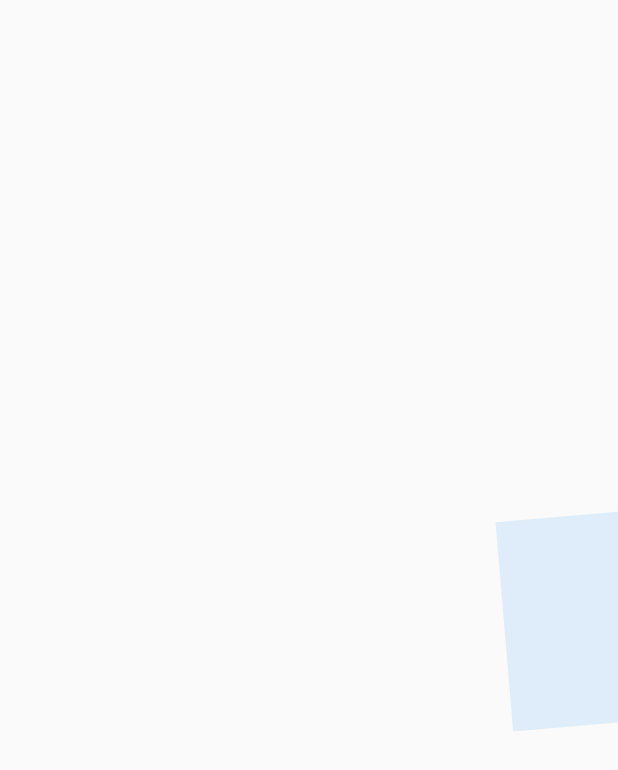
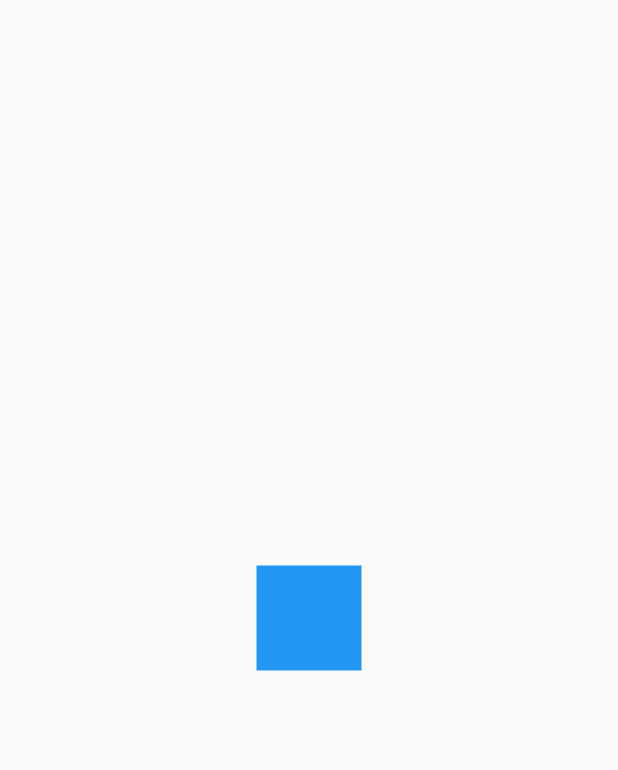
Before and after one commit to JhonZuluaga007/custom-animations, a Flutter app: the screen it shows after launch, on a phone screen of 412 x 824 dp. Shown: the top 770 px of the screen. Run offline on Flutter 3.47's test engine with Material 2 defaults, Android fonts, the phone set to English and light mode, and no system bars.

Commit message:
unfolds the challenge to move a square across the screen

```diff
--- a/lib/main.dart
+++ b/lib/main.dart
@@ -1,5 +1,5 @@
 import 'package:flutter/material.dart';
-import 'package:custom_animations/src/pages/animations_page.dart';
+import 'package:custom_animations/src/challenge/animated_square_page.dart';
 
 void main() {
   runApp(const MyApp());
@@ -17,7 +17,8 @@ class MyApp extends StatelessWidget {
         primarySwatch: Colors.blue,
       ),
       //home: const HeadersPage(),
-      home: const AnimationsPage(),
+      //home: const AnimationsPage(),
+      home: const AnimatedSquarePage(),
     );
   }
 }
--- /dev/null
+++ b/lib/src/challenge/animated_square_page.dart
@@ -0,0 +1,90 @@
+import 'package:flutter/material.dart';
+
+class AnimatedSquarePage extends StatelessWidget {
+  const AnimatedSquarePage({Key? key}) : super(key: key);
+
+  @override
+  Widget build(BuildContext context) {
+    return Scaffold(
+      body: Center(
+        child: _AnimatedSquare(),
+      ),
+    );
+  }
+}
+
+class _AnimatedSquare extends StatefulWidget {
+  @override
+  State<_AnimatedSquare> createState() => _AnimatedSquareState();
+}
+
+class _AnimatedSquareState extends State<_AnimatedSquare>
+    with SingleTickerProviderStateMixin {
+  late AnimationController animationController;
+  late Animation<double> moveRight;
+  late Animation<double> moveLeft;
+  late Animation<double> moveUp;
+  late Animation<double> moveDown;
+
+  @override
+  void initState() {
+    super.initState();
+    animationController = AnimationController(
+        vsync: this, duration: const Duration(milliseconds: 4500));
+
+    moveRight = Tween(begin: 0.0, end: 100.0).animate(CurvedAnimation(
+        parent: animationController,
+        curve: const Interval(0, 0.25, curve: Curves.bounceOut)));
+
+    moveUp = Tween(begin: 0.0, end: -100.0).animate(CurvedAnimation(
+        parent: animationController,
+        curve: const Interval(0.25, 0.5, curve: Curves.bounceOut)));
+
+    moveLeft = Tween(begin: 0.0, end: -100.0).animate(CurvedAnimation(
+        parent: animationController,
+        curve: const Interval(0.5, 0.75, curve: Curves.bounceOut)));
+
+    moveDown = Tween(begin: 0.0, end: 100.0).animate(CurvedAnimation(
+        parent: animationController,
+        curve: const Interval(0.75, 1.0, curve: Curves.bounceOut)));
+
+    animationController.addListener(() {
+      if (animationController.status == AnimationStatus.completed) {
+        animationController.reset();
+      }
+    });
+  }
+
+  @override
+  void dispose() {
+    animationController.dispose();
+    super.dispose();
+  }
+
+  @override
+  Widget build(BuildContext context) {
+    animationController.forward();
+    return AnimatedBuilder(
+      animation: animationController,
+      child: _Rectangulo(),
+      builder: (context, child) {
+        return Transform.translate(
+          offset: Offset(
+              moveRight.value + moveLeft.value, moveUp.value + moveDown.value),
+          child: child,
+        );
+      },
+    );
+  }
+}
+
+class _Rectangulo extends StatelessWidget {
+  @override
+  Widget build(BuildContext context) {
+    return Container(
+      width: 70,
+      height: 70,
+      decoration: const BoxDecoration(color: Colors.blue),
+    );
+  }
+}
```
